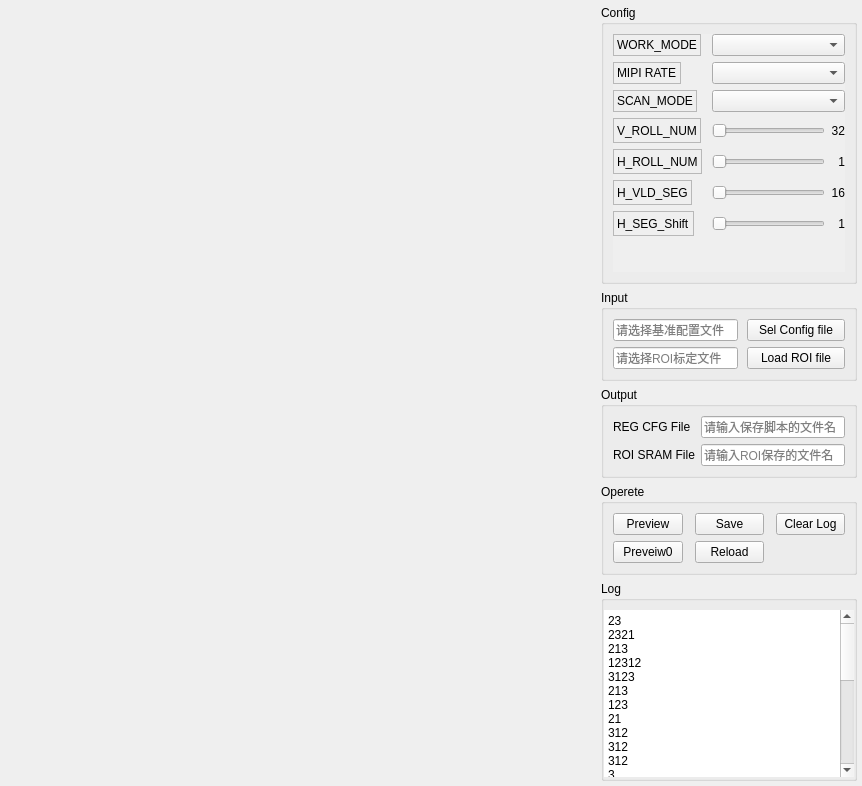
This is Hawk/HawkGUI_v002/GUI/uis/pages/main_pages.ui in HongGang-Pub/Adaps as Qt 5 draws it before an edit. The edited form follows.
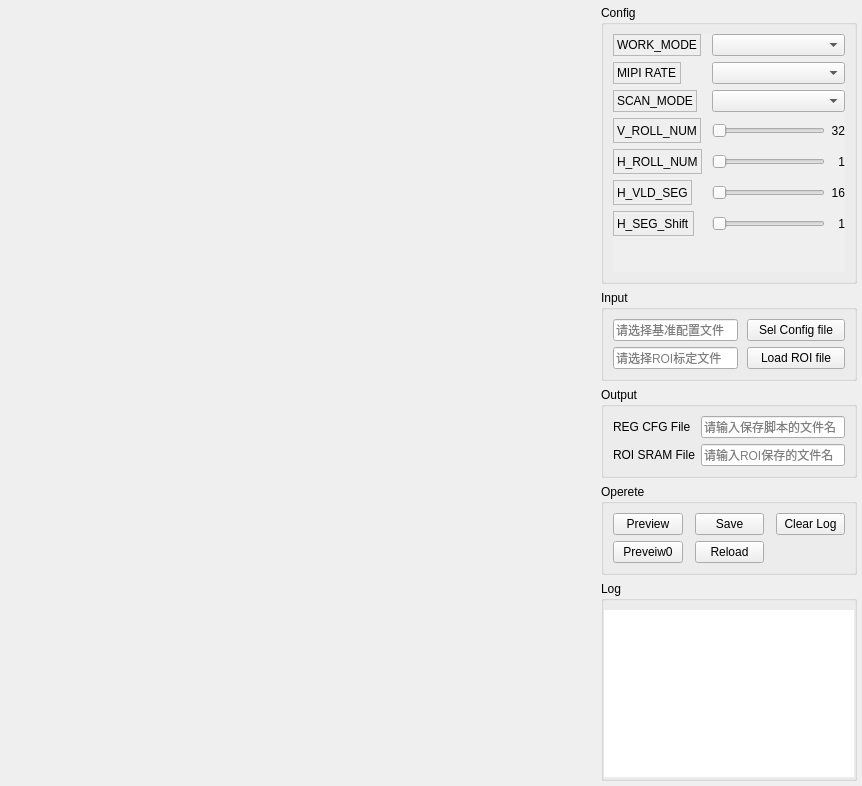
This is the edited form.

Patch:
```diff
--- a/Hawk/HawkGUI_v002/GUI/uis/pages/main_pages.ui
+++ b/Hawk/HawkGUI_v002/GUI/uis/pages/main_pages.ui
@@ -1073,33 +1073,7 @@
                   <bool>true</bool>
                  </property>
                  <property name="plainText">
-                  <string>23
-2321
-213
-12312
-3123
-213
-123
-21
-312
-312
-312
-3
-123
-123
-123
-12
-312
-312
-32
-13
-123
-12
-312
-312
-321
-312
-3123</string>
+                  <string/>
                  </property>
                 </widget>
                </item>
```
